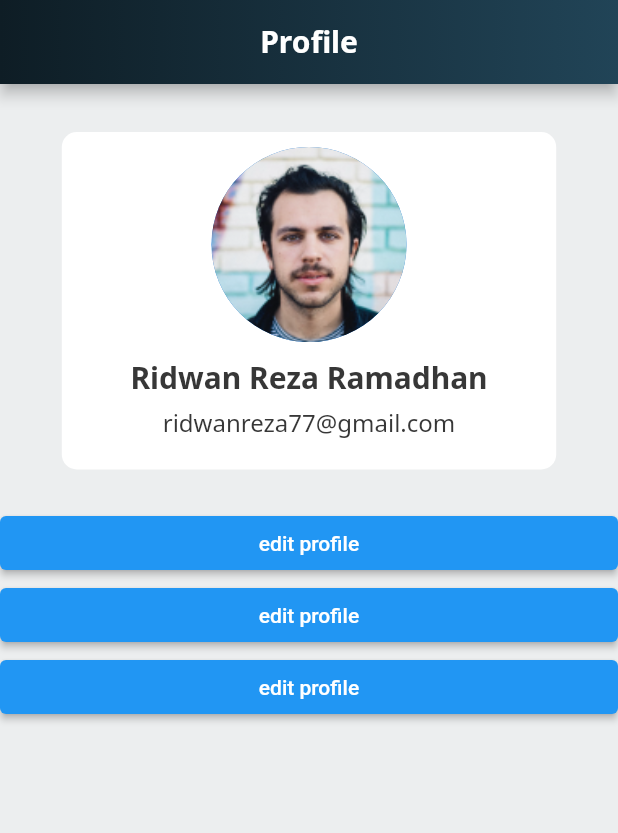
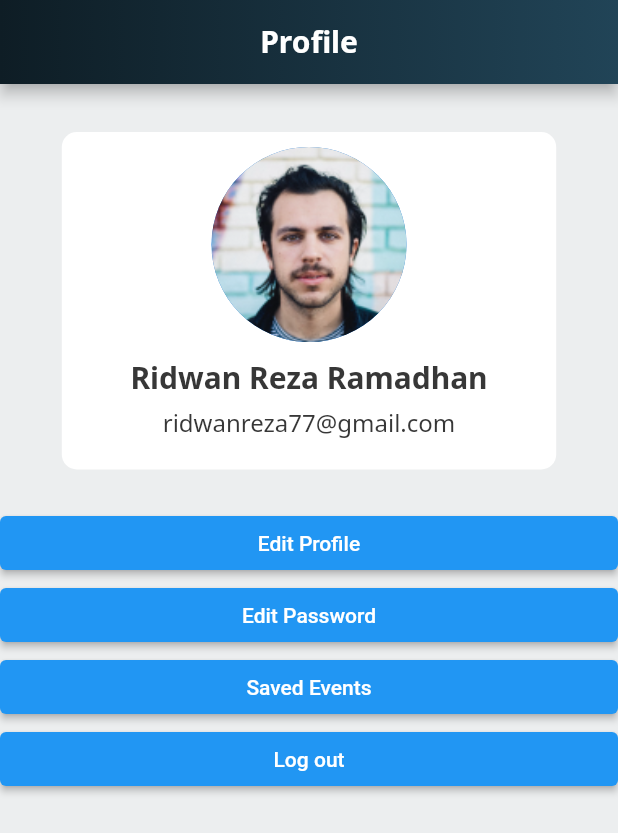
Before and after one commit to ridwanreza/see_event_flutter, a Flutter app: the Profile screen opened directly, on a phone screen of 412 x 824 dp. Shown: the top 833 px of the screen. Run offline on Flutter 3.47's test engine with Material 2 defaults, Android fonts, the phone set to English and light mode, and no system bars; our stand-ins replace google_fonts.

Commit message:
update profile.dart

```diff
--- a/lib/screens/profile.dart
+++ b/lib/screens/profile.dart
@@ -1,4 +1,5 @@
 import 'dart:ui';
+
 import 'package:flutter/cupertino.dart';
 import 'package:flutter/material.dart';
 import 'package:google_fonts/google_fonts.dart';
@@ -11,11 +12,49 @@ class Profile extends StatefulWidget {
 }
 
 class _ProfileState extends State<Profile> {
+  var buttonList = <dynamic>[];
+
+  @override
+  void initState() {
+    buttonList.addAll([
+      {
+        "icon": Icons.person,
+        "text": "Edit Profile",
+        "action": () {
+          Navigator.pushNamed(context, '/contact');
+        },
+      },
+      {
+        "icon": Icons.person,
+        "text": "Edit Password",
+        "action": () {
+          Navigator.pushNamed(context, '/contact');
+        },
+      },
+      {
+        "icon": Icons.event,
+        "text": "Saved Events",
+        "action": () {
+          Navigator.pushNamed(context, '/contact');
+        },
+      },
+      {
+        "icon": Icons.logout,
+        "text": "Log out",
+        "action": () {
+          Navigator.pushReplacementNamed(context, '/welcome');
+        },
+      },
+    ]);
+    super.initState();
+  }
+
   @override
   Widget build(BuildContext context) {
     return Scaffold(
         appBar: AppBar(
-        title: Text('Profile',
+          title: Text(
+            'Profile',
             style: GoogleFonts.notoSans(
               color: Colors.white,
               fontSize: 20,
@@ -30,9 +69,7 @@ class _ProfileState extends State<Profile> {
                     colors: [
                   Color(0xFF0E1D25),
                   Color(0xFF214457),
-              ]
-            )
-          ),
+                ])),
           ),
           automaticallyImplyLeading: false,
           centerTitle: true,
@@ -61,11 +98,13 @@ class _ProfileState extends State<Profile> {
                             children: [
                               CircleAvatar(
                                 radius: 65,
-                            backgroundImage: AssetImage('lib/assets/person.png'),
+                                backgroundImage:
+                                    AssetImage('lib/assets/person.png'),
                               ),
                               Container(
                                 margin: EdgeInsets.only(top: 10),
-                            child: Text('Ridwan Reza Ramadhan',
+                                child: Text(
+                                  'Ridwan Reza Ramadhan',
                                   style: GoogleFonts.notoSans(
                                     fontSize: 20,
                                     fontWeight: FontWeight.w700,
@@ -75,34 +114,36 @@ class _ProfileState extends State<Profile> {
                               ),
                               Container(
                                 margin: EdgeInsets.only(top: 6),
-                            child: Text('ridwanreza77@gmail.com',
+                                child: Text(
+                                  'ridwanreza77@gmail.com',
                                   style: GoogleFonts.notoSans(
                                       fontSize: 16,
                                       fontWeight: FontWeight.w400,
-                              color: Color(0xFF373737)
-                            ),),
+                                      color: Color(0xFF373737)),
+                                ),
                               )
                             ],
                           ),
                         ),
-                  )
-                ),
+                      )),
                   Container(
                     margin: EdgeInsets.only(top: 25),
-                  child: ListView(
+                    child: ListView.builder(
                       shrinkWrap: true,
-                    children: [
-                      ElevatedButton(onPressed: () {}, child: Text('edit profile')),
-                      ElevatedButton(onPressed: () {}, child: Text('edit profile')),
-                      ElevatedButton(onPressed: () {}, child: Text('edit profile'))
-                    ],
+                      itemCount: buttonList.length,
+                      itemBuilder: (context, index) {
+                        var button = buttonList[index];
+                        return ElevatedButton(
+                          onPressed: button["action"],
+                          child: Text(button["text"]),
+                        );
+                      },
                     ),
                   )
                 ],
               ),
             ),
           ),
-      )
-    );
+        ));
   }
 }
```
Lines whose indentation alone changed are shown as unchanged.
